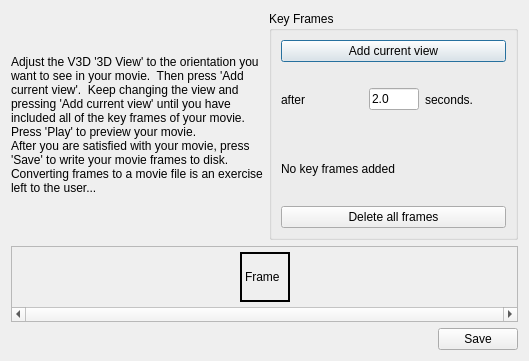
Before: the Qt Designer form 2010_hackathon/brunsc/python_console/scripts/movie_maker_dialog.ui in CBL-ORION/Vaa3D-mirror, drawn with Qt 5.
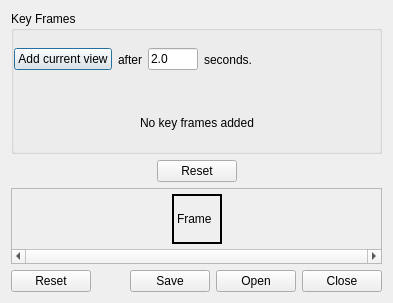
After: the same form once the commit is applied.

Commit message: Rearrange GUI.  Ability to save parameter files.

```diff
--- a/2010_hackathon/brunsc/python_console/scripts/movie_maker_dialog.ui
+++ b/2010_hackathon/brunsc/python_console/scripts/movie_maker_dialog.ui
@@ -6,8 +6,8 @@
    <rect>
     <x>0</x>
     <y>0</y>
-    <width>529</width>
-    <height>361</height>
+    <width>393</width>
+    <height>303</height>
    </rect>
   </property>
   <property name="windowTitle">
@@ -16,28 +16,17 @@
   <layout class="QVBoxLayout" name="verticalLayout_2">
    <item>
     <layout class="QHBoxLayout" name="horizontalLayout">
-     <item>
-      <widget class="QLabel" name="label_2">
-       <property name="text">
-        <string>Adjust the V3D '3D View' to the orientation you want to see in your movie.  Then press 'Add current view'.  Keep changing the view and pressing 'Add current view' until you have included all of the key frames of your movie.  
-Press 'Play' to preview your movie.  
-After you are satisfied with your movie, press 'Save' to write your movie frames to disk. 
-Converting frames to a movie file is an exercise left to the user...</string>
-       </property>
-       <property name="wordWrap">
-        <bool>true</bool>
-       </property>
-       <property name="textInteractionFlags">
-        <set>Qt::LinksAccessibleByMouse|Qt::TextSelectableByKeyboard|Qt::TextSelectableByMouse</set>
-       </property>
-      </widget>
-     </item>
      <item>
       <widget class="QGroupBox" name="groupBox">
        <property name="title">
         <string>Key Frames</string>
        </property>
        <layout class="QVBoxLayout" name="verticalLayout">
+        <property name="margin">
+         <number>0</number>
+        </property>
+        <item>
+         <layout class="QHBoxLayout" name="horizontalLayout_2">
         <item>
          <widget class="QPushButton" name="addCurrentViewButton">
           <property name="text">
@@ -49,8 +38,6 @@
          </widget>
         </item>
         <item>
-         <layout class="QHBoxLayout" name="horizontalLayout_2">
-          <item>
            <widget class="QLabel" name="label">
             <property name="text">
              <string>after</string>
@@ -89,7 +76,45 @@
             </property>
            </widget>
           </item>
+          <item>
+           <spacer name="horizontalSpacer_3">
+            <property name="orientation">
+             <enum>Qt::Horizontal</enum>
+            </property>
+            <property name="sizeHint" stdset="0">
+             <size>
+              <width>40</width>
+              <height>20</height>
+             </size>
+            </property>
+           </spacer>
+          </item>
          </layout>
+        </item>
+        <item>
+         <widget class="QFrame" name="frame">
+          <property name="frameShape">
+           <enum>QFrame::NoFrame</enum>
+          </property>
+          <property name="frameShadow">
+           <enum>QFrame::Plain</enum>
+          </property>
+          <layout class="QHBoxLayout" name="horizontalLayout_4">
+           <property name="margin">
+            <number>0</number>
+           </property>
+           <item>
+            <spacer name="horizontalSpacer_5">
+             <property name="orientation">
+              <enum>Qt::Horizontal</enum>
+             </property>
+             <property name="sizeHint" stdset="0">
+              <size>
+               <width>40</width>
+               <height>20</height>
+              </size>
+             </property>
+            </spacer>
         </item>
         <item>
          <widget class="QLabel" name="keyFrameLabel">
@@ -99,10 +124,19 @@
          </widget>
         </item>
         <item>
-         <widget class="QPushButton" name="deleteAllButton">
-          <property name="text">
-           <string>Delete all frames</string>
-          </property>
+            <spacer name="horizontalSpacer_4">
+             <property name="orientation">
+              <enum>Qt::Horizontal</enum>
+             </property>
+             <property name="sizeHint" stdset="0">
+              <size>
+               <width>40</width>
+               <height>20</height>
+              </size>
+             </property>
+            </spacer>
+           </item>
+          </layout>
          </widget>
         </item>
        </layout>
@@ -110,6 +144,16 @@
      </item>
     </layout>
    </item>
+   <item>
+    <widget class="QDialogButtonBox" name="playButtonBox">
+     <property name="standardButtons">
+      <set>QDialogButtonBox::Reset</set>
+     </property>
+     <property name="centerButtons">
+      <bool>true</bool>
+     </property>
+    </widget>
+   </item>
    <item>
     <widget class="QScrollArea" name="scrollArea">
      <property name="sizePolicy">
@@ -132,7 +176,7 @@
        <rect>
         <x>0</x>
         <y>0</y>
-        <width>503</width>
+        <width>367</width>
         <height>61</height>
        </rect>
       </property>
@@ -213,7 +257,7 @@
       <enum>Qt::Horizontal</enum>
      </property>
      <property name="standardButtons">
-      <set>QDialogButtonBox::Save</set>
+      <set>QDialogButtonBox::Close|QDialogButtonBox::Open|QDialogButtonBox::Reset|QDialogButtonBox::Save</set>
      </property>
     </widget>
    </item>
```
Lines whose indentation alone changed are shown as unchanged. The commit also changes 4 other files.
